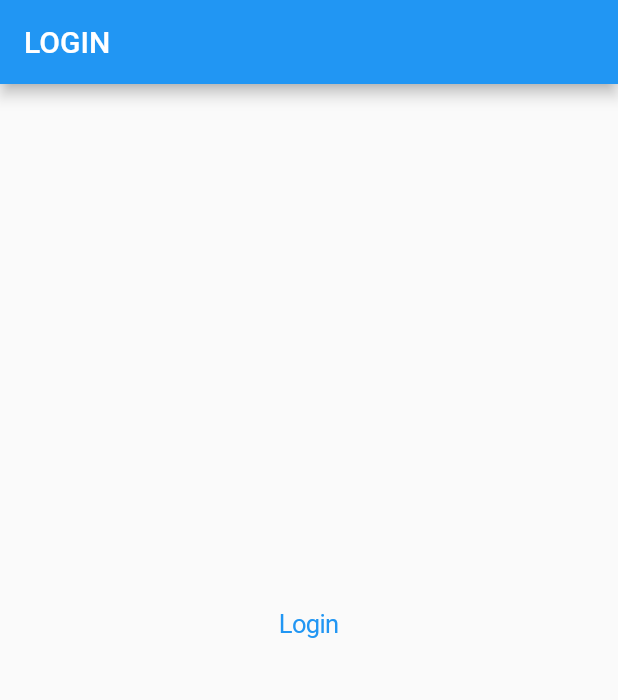
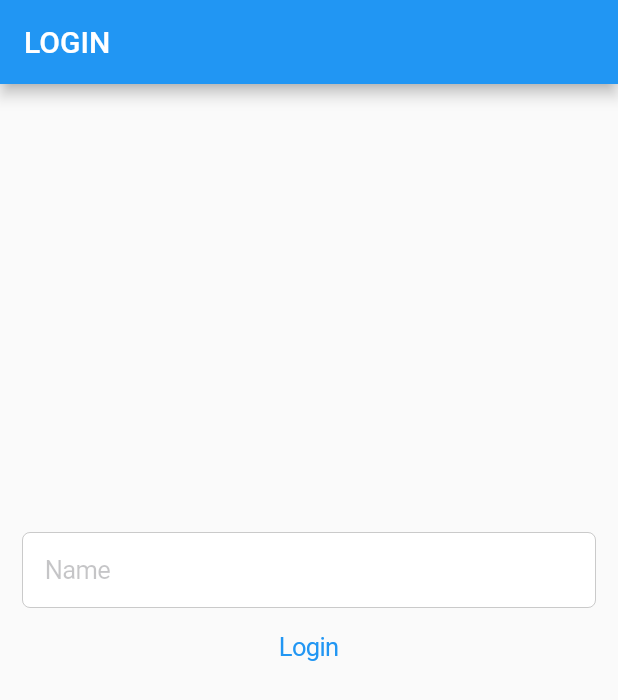
Before and after one commit to nobrefelipe/flutter-micro-frontends-architecture, a Flutter app: the screen it shows after launch, on a phone screen of 412 x 824 dp. Shown: the top 700 px of the screen. Run offline on Flutter 3.47's test engine with Material 2 defaults, Android fonts, the phone set to English and light mode, and no system bars; our stand-ins replace event_bus.

Commit message:
improve some pieces of the UI

```diff
--- a/micro_apps/home/lib/app/home_events.dart
+++ b/micro_apps/home/lib/app/home_events.dart
@@ -13,9 +13,9 @@ class UserLoggedInEvent extends RouteEvent {
 
 class UserCreatedEvent extends RouteEvent {}
 
-class OpenBottomSheet extends RouteEvent {
+class OpenBottomSheetEvent extends RouteEvent {
   final String title;
-  OpenBottomSheet(this.title);
+  OpenBottomSheetEvent(this.title);
 }
 
 ///
@@ -24,5 +24,5 @@ class OpenBottomSheet extends RouteEvent {
 ///
 class HomeEvents extends RouteEvent {
   RouteEvent userLoggedInEvent(String user) => UserLoggedInEvent(user);
-  RouteEvent openBottomSheet(String title) => OpenBottomSheet(title);
+  RouteEvent openBottomSheet(String title) => OpenBottomSheetEvent(title);
 }
--- a/micro_apps/home/lib/app/home_resolver.dart
+++ b/micro_apps/home/lib/app/home_resolver.dart
@@ -19,7 +19,7 @@ class HomeResolver implements MicroApp {
     CustomEventBus.on<UserLoggedInEvent>((event) {
       Routing.pushNamed(Routes.home, arguments: event);
     });
-    CustomEventBus.on<OpenBottomSheet>((OpenBottomSheet event) async {
+    CustomEventBus.on<OpenBottomSheetEvent>((OpenBottomSheetEvent event) async {
       await showBottonSheetEvent(event.title);
     });
   }
--- a/micro_apps/login/lib/app/presenter/login_view.dart
+++ b/micro_apps/login/lib/app/presenter/login_view.dart
@@ -7,6 +7,8 @@ class LoginView extends StatelessWidget {
 
   @override
   Widget build(BuildContext context) {
+    final textController = TextEditingController();
+
     return Scaffold(
       appBar: AppBar(
         title: const Text('LOGIN'),
@@ -14,21 +16,31 @@ class LoginView extends StatelessWidget {
       ),
       body: Center(
         child: Container(
-          height: 100,
+          padding: const EdgeInsets.all(15.0),
+          height: 200,
           child: Column(
             children: [
+              CupertinoTextField(
+                padding: const EdgeInsets.all(15.0),
+                placeholder: 'Name',
+                controller: textController,
+              ),
               Align(
                 alignment: Alignment.center,
                 child: CupertinoButton(
                   child: const Text('Login'),
                   onPressed: () {
-                    print('======== Navigating to Home Screen via UserLoggedInEvent ========');
+                    ///
+                    /// Navigating to Home Screen via UserLoggedInEvent
+                    ///
                     Routing.pushNamed(
                       Routes.home,
-                      arguments: RouteEvents.homeEvents.userLoggedInEvent('Felipe'),
+                      arguments: RouteEvents.homeEvents.userLoggedInEvent(textController.text),
                     );
 
-                    print('======== Emit OpenBottomSheet | Home micro front end is listening to it ========');
+                    ///
+                    /// Emit OpenBottomSheetEvent | Home micro front end is listening to it
+                    ///
                     CustomEventBus.emit(RouteEvents.homeEvents.openBottomSheet('Login'));
                   },
                 ),
--- a/micro_core/lib/services/custom_event_bus/custom_event_bus.dart
+++ b/micro_core/lib/services/custom_event_bus/custom_event_bus.dart
@@ -20,7 +20,7 @@ class CustomEventBus {
   /// Listen to the fired event and execute a function
   ///
   static on<T>(Function f) {
-    CustomEventBus.bus.on<T>().listen((T event) {
+    _singleton._bus.on<T>().listen((T event) {
       f(event);
     });
   }
```
Also changed, not shown: micro_apps/home/lib/app/presenter/home_view.dart (+11 -4 lines), micro_apps/home/lib/app/presenter/widgets/bottom_sheet.dart (+16 -3 lines), micro_apps/search/lib/app/presenter/search_button.dart (+17 -4 lines).
